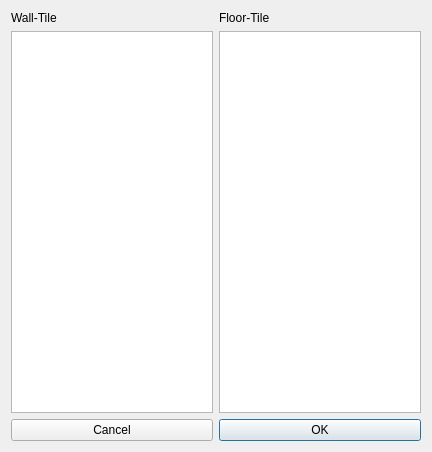
This is src/tiled/dungeondialog.ui in grunt92/tiled as Qt 5 draws it before an edit. The edited form follows.
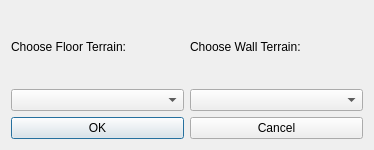
This is the edited form.

Diff of the .ui file:
```diff
--- a/src/tiled/dungeondialog.ui
+++ b/src/tiled/dungeondialog.ui
@@ -9,8 +9,8 @@
    <rect>
     <x>0</x>
     <y>0</y>
-    <width>432</width>
-    <height>452</height>
+    <width>374</width>
+    <height>150</height>
    </rect>
   </property>
   <property name="windowTitle">
@@ -21,65 +21,50 @@
     <enum>QLayout::SetDefaultConstraint</enum>
    </property>
    <item>
-    <layout class="QHBoxLayout" name="LabelLayout">
+    <layout class="QHBoxLayout" name="walllayout">
+     <item>
+      <layout class="QVBoxLayout" name="verticalLayout">
      <item>
       <widget class="QLabel" name="label">
        <property name="text">
-        <string>Wall-Tile</string>
+          <string>Choose Floor Terrain:</string>
        </property>
       </widget>
      </item>
+       <item>
+        <widget class="QComboBox" name="floorBox"/>
+       </item>
+      </layout>
+     </item>
+     <item>
+      <layout class="QVBoxLayout" name="verticalLayout_2">
      <item>
       <widget class="QLabel" name="label_2">
        <property name="text">
-        <string>Floor-Tile</string>
+          <string>Choose Wall Terrain:</string>
        </property>
       </widget>
      </item>
-    </layout>
-   </item>
    <item>
-    <layout class="QHBoxLayout" name="logoLayout">
-     <item>
-      <widget class="QGraphicsView" name="graphicsView"/>
-     </item>
-     <item>
-      <widget class="QGraphicsView" name="graphicsView_2"/>
+        <widget class="QComboBox" name="wallBox"/>
+       </item>
+      </layout>
      </item>
-     <item>
-      <spacer name="verticalSpacer">
-       <property name="orientation">
-        <enum>Qt::Vertical</enum>
-       </property>
-       <property name="sizeHint" stdset="0">
-        <size>
-         <width>0</width>
-         <height>0</height>
-        </size>
-       </property>
-      </spacer>
-     </item>
     </layout>
    </item>
    <item>
-    <layout class="QHBoxLayout" name="buttonLayout">
-     <property name="sizeConstraint">
-      <enum>QLayout::SetDefaultConstraint</enum>
-     </property>
+    <layout class="QHBoxLayout" name="horizontalLayout">
      <item>
-      <widget class="QPushButton" name="pushButton_2">
-       <property name="text">
-        <string>Cancel</string>
-       </property>
-      </widget>
-     </item>
-     <item>
-      <widget class="QPushButton" name="pushButton">
+      <widget class="QPushButton" name="OK">
        <property name="text">
         <string>OK</string>
        </property>
-       <property name="default">
-        <bool>true</bool>
+      </widget>
+     </item>
+     <item>
+      <widget class="QPushButton" name="Cancel">
+       <property name="text">
+        <string>Cancel</string>
        </property>
       </widget>
      </item>
```
Left out of the diff: 21 changed lines with no effect on the pictures. Lines whose indentation alone changed are shown as unchanged.
